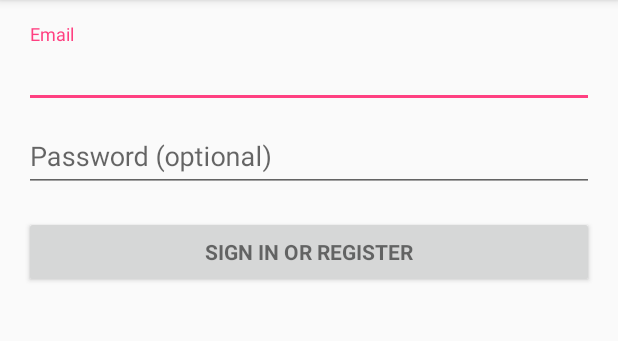
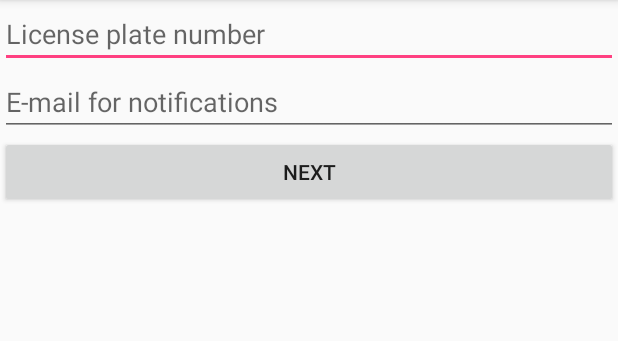
Before and after one commit to standy66/hackupc2017f, an Android app: the screen it shows after launch (MainActivity before the commit, InitialActivity after it), on a phone screen of 412 x 824 dp, the part 84-425 px from its top. Run offline under Robolectric (Android 15) with nearby library versions, the light colour scheme and no system bars.

Commit message:
Update android app

```diff
--- a/android/findmycar/app/build.gradle
+++ b/android/findmycar/app/build.gradle
@@ -26,5 +26,6 @@
     })
     compile 'com.android.support:appcompat-v7:26.+'
     compile 'com.android.support:design:26.+'
+    compile 'com.google.android.gms:play-services-maps:11.0.4'
     testCompile 'junit:junit:4.12'
 }
--- /dev/null
+++ b/android/findmycar/app/src/main/java/me/standy/findmycar/findmycar/InitialActivity.java
@@ -0,0 +1,50 @@
+package me.standy.findmycar.findmycar;
+
+import android.content.Intent;
+import android.os.Bundle;
+import android.support.v7.app.AppCompatActivity;
+import android.text.InputFilter;
+import android.util.Log;
+import android.view.View;
+import android.widget.Button;
+import android.widget.EditText;
+
+import java.util.logging.Logger;
+
+/**
+ * Created by astepanov on 14/10/2017.
+ */
+
+public class InitialActivity extends AppCompatActivity {
+    @Override
+    protected void onCreate(Bundle savedInstanceState) {
+        super.onCreate(savedInstanceState);
+        setContentView(R.layout.activity_initial);
+        Button nextButton = (Button) findViewById(R.id.next_button);
+        final EditText emailField = (EditText) findViewById(R.id.user_email);
+        final EditText licensePlateNumber = (EditText) findViewById(R.id.license_plate_number);
+
+        licensePlateNumber.setFilters(new InputFilter[] {new InputFilter.AllCaps()});
+
+        nextButton.setOnClickListener(new View.OnClickListener() {
+            @Override
+            public void onClick(View v) {
+                if (licensePlateNumber.getText().toString().trim().equals("")) {
+                    licensePlateNumber.setError("This field is required");
+                    return;
+                }
+
+                if (emailField.getText().toString().trim().equals("")) {
+                    emailField.setError("This field is required");
+                    return;
+                }
+
+                String email = licensePlateNumber.getText().toString();
+                String licencePlate = licensePlateNumber.getText().toString();
+
+                Intent intent = new Intent(InitialActivity.this, MapsActivity.class);
+                startActivity(intent);
+            }
+        });
+    }
+}
--- a/android/findmycar/app/src/main/java/me/standy/findmycar/findmycar/MainActivity.java
+++ /dev/null
@@ -1,349 +0,0 @@
-package me.standy.findmycar.findmycar;
-
-import android.animation.Animator;
-import android.animation.AnimatorListenerAdapter;
-import android.annotation.TargetApi;
-import android.content.pm.PackageManager;
-import android.support.annotation.NonNull;
-import android.support.design.widget.Snackbar;
-import android.support.v7.app.AppCompatActivity;
-import android.app.LoaderManager.LoaderCallbacks;
-
-import android.content.CursorLoader;
-import android.content.Loader;
-import android.database.Cursor;
-import android.net.Uri;
-import android.os.AsyncTask;
-
-import android.os.Build;
-import android.os.Bundle;
-import android.provider.ContactsContract;
-import android.text.TextUtils;
-import android.view.KeyEvent;
-import android.view.View;
-import android.view.View.OnClickListener;
-import android.view.inputmethod.EditorInfo;
-import android.widget.ArrayAdapter;
-import android.widget.AutoCompleteTextView;
-import android.widget.Button;
-import android.widget.EditText;
-import android.widget.TextView;
-
-import java.util.ArrayList;
-import java.util.List;
-
-import static android.Manifest.permission.READ_CONTACTS;
-
-/**
- * A login screen that offers login via email/password.
- */
-public class MainActivity extends AppCompatActivity implements LoaderCallbacks<Cursor> {
-
-    /**
-     * Id to identity READ_CONTACTS permission request.
-     */
-    private static final int REQUEST_READ_CONTACTS = 0;
-
-    /**
-     * A dummy authentication store containing known user names and passwords.
-     * TODO: remove after connecting to a real authentication system.
-     */
-    private static final String[] DUMMY_CREDENTIALS = new String[]{
-            "foo@example.com:hello", "bar@example.com:world"
-    };
-    /**
-     * Keep track of the login task to ensure we can cancel it if requested.
-     */
-    private UserLoginTask mAuthTask = null;
-
-    // UI references.
-    private AutoCompleteTextView mEmailView;
-    private EditText mPasswordView;
-    private View mProgressView;
-    private View mLoginFormView;
-
-    @Override
-    protected void onCreate(Bundle savedInstanceState) {
-        super.onCreate(savedInstanceState);
-        setContentView(R.layout.activity_main);
-        // Set up the login form.
-        mEmailView = (AutoCompleteTextView) findViewById(R.id.email);
-        populateAutoComplete();
-
-        mPasswordView = (EditText) findViewById(R.id.password);
-        mPasswordView.setOnEditorActionListener(new TextView.OnEditorActionListener() {
-            @Override
-            public boolean onEditorAction(TextView textView, int id, KeyEvent keyEvent) {
-                if (id == R.id.login || id == EditorInfo.IME_NULL) {
-                    attemptLogin();
-                    return true;
-                }
-                return false;
-            }
-        });
-
-        Button mEmailSignInButton = (Button) findViewById(R.id.email_sign_in_button);
-        mEmailSignInButton.setOnClickListener(new OnClickListener() {
-            @Override
-            public void onClick(View view) {
-                attemptLogin();
-            }
-        });
-
-        mLoginFormView = findViewById(R.id.login_form);
-        mProgressView = findViewById(R.id.login_progress);
-    }
-
-    private void populateAutoComplete() {
-        if (!mayRequestContacts()) {
-            return;
-        }
-
-        getLoaderManager().initLoader(0, null, this);
-    }
-
-    private boolean mayRequestContacts() {
-        if (Build.VERSION.SDK_INT < Build.VERSION_CODES.M) {
-            return true;
-        }
-        if (checkSelfPermission(READ_CONTACTS) == PackageManager.PERMISSION_GRANTED) {
-            return true;
-        }
-        if (shouldShowRequestPermissionRationale(READ_CONTACTS)) {
-            Snackbar.make(mEmailView, R.string.permission_rationale, Snackbar.LENGTH_INDEFINITE)
-                    .setAction(android.R.string.ok, new View.OnClickListener() {
-                        @Override
-                        @TargetApi(Build.VERSION_CODES.M)
-                        public void onClick(View v) {
-                            requestPermissions(new String[]{READ_CONTACTS}, REQUEST_READ_CONTACTS);
-                        }
-                    });
-        } else {
-            requestPermissions(new String[]{READ_CONTACTS}, REQUEST_READ_CONTACTS);
-        }
-        return false;
-    }
-
-    /**
-     * Callback received when a permissions request has been completed.
-     */
-    @Override
-    public void onRequestPermissionsResult(int requestCode, @NonNull String[] permissions,
-                                           @NonNull int[] grantResults) {
-        if (requestCode == REQUEST_READ_CONTACTS) {
-            if (grantResults.length == 1 && grantResults[0] == PackageManager.PERMISSION_GRANTED) {
-                populateAutoComplete();
-            }
-        }
-    }
-
-
-    /**
-     * Attempts to sign in or register the account specified by the login form.
-     * If there are form errors (invalid email, missing fields, etc.), the
-     * errors are presented and no actual login attempt is made.
-     */
-    private void attemptLogin() {
-        if (mAuthTask != null) {
-            return;
-        }
-
-        // Reset errors.
-        mEmailView.setError(null);
-        mPasswordView.setError(null);
-
-        // Store values at the time of the login attempt.
-        String email = mEmailView.getText().toString();
-        String password = mPasswordView.getText().toString();
-
-        boolean cancel = false;
-        View focusView = null;
-
-        // Check for a valid password, if the user entered one.
-        if (!TextUtils.isEmpty(password) && !isPasswordValid(password)) {
-            mPasswordView.setError(getString(R.string.error_invalid_password));
-            focusView = mPasswordView;
-            cancel = true;
-        }
-
-        // Check for a valid email address.
-        if (TextUtils.isEmpty(email)) {
-            mEmailView.setError(getString(R.string.error_field_required));
-            focusView = mEmailView;
-            cancel = true;
-        } else if (!isEmailValid(email)) {
-            mEmailView.setError(getString(R.string.error_invalid_email));
-            focusView = mEmailView;
-            cancel = true;
-        }
-
-        if (cancel) {
-            // There was an error; don't attempt login and focus the first
-            // form field with an error.
-            focusView.requestFocus();
-        } else {
-            // Show a progress spinner, and kick off a background task to
-            // perform the user login attempt.
-            showProgress(true);
-            mAuthTask = new UserLoginTask(email, password);
-            mAuthTask.execute((Void) null);
-        }
-    }
-
-    private boolean isEmailValid(String email) {
-        //TODO: Replace this with your own logic
-        return email.contains("@");
-    }
-
-    private boolean isPasswordValid(String password) {
-        //TODO: Replace this with your own logic
-        return password.length() > 4;
-    }
-
-    /**
-     * Shows the progress UI and hides the login form.
-     */
-    @TargetApi(Build.VERSION_CODES.HONEYCOMB_MR2)
-    private void showProgress(final boolean show) {
-        // On Honeycomb MR2 we have the ViewPropertyAnimator APIs, which allow
-        // for very easy animations. If available, use these APIs to fade-in
-        // the progress spinner.
-        if (Build.VERSION.SDK_INT >= Build.VERSION_CODES.HONEYCOMB_MR2) {
-            int shortAnimTime = getResources().getInteger(android.R.integer.config_shortAnimTime);
-
-            mLoginFormView.setVisibility(show ? View.GONE : View.VISIBLE);
-            mLoginFormView.animate().setDuration(shortAnimTime).alpha(
-                    show ? 0 : 1).setListener(new AnimatorListenerAdapter() {
-                @Override
-                public void onAnimationEnd(Animator animation) {
-                    mLoginFormView.setVisibility(show ? View.GONE : View.VISIBLE);
-                }
-            });
-
-            mProgressView.setVisibility(show ? View.VISIBLE : View.GONE);
-            mProgressView.animate().setDuration(shortAnimTime).alpha(
-                    show ? 1 : 0).setListener(new AnimatorListenerAdapter() {
-                @Override
-                public void onAnimationEnd(Animator animation) {
-                    mProgressView.setVisibility(show ? View.VISIBLE : View.GONE);
-                }
-            });
-        } else {
-            // The ViewPropertyAnimator APIs are not available, so simply show
-            // and hide the relevant UI components.
-            mProgressView.setVisibility(show ? View.VISIBLE : View.GONE);
-            mLoginFormView.setVisibility(show ? View.GONE : View.VISIBLE);
-        }
-    }
-
-    @Override
-    public Loader<Cursor> onCreateLoader(int i, Bundle bundle) {
-        return new CursorLoader(this,
-                // Retrieve data rows for the device user's 'profile' contact.
-                Uri.withAppendedPath(ContactsContract.Profile.CONTENT_URI,
-                        ContactsContract.Contacts.Data.CONTENT_DIRECTORY), ProfileQuery.PROJECTION,
-
-                // Select only email addresses.
-                ContactsContract.Contacts.Data.MIMETYPE +
-                        " = ?", new String[]{ContactsContract.CommonDataKinds.Email
-                .CONTENT_ITEM_TYPE},
-
-                // Show primary email addresses first. Note that there won't be
-                // a primary email address if the user hasn't specified one.
-                ContactsContract.Contacts.Data.IS_PRIMARY + " DESC");
-    }
-
-    @Override
-    public void onLoadFinished(Loader<Cursor> cursorLoader, Cursor cursor) {
-        List<String> emails = new ArrayList<>();
-        cursor.moveToFirst();
-        while (!cursor.isAfterLast()) {
-            emails.add(cursor.getString(ProfileQuery.ADDRESS));
-            cursor.moveToNext();
-        }
-
-        addEmailsToAutoComplete(emails);
-    }
-
-    @Override
-    public void onLoaderReset(Loader<Cursor> cursorLoader) {
-
-    }
-
-    private void addEmailsToAutoComplete(List<String> emailAddressCollection) {
-        //Create adapter to tell the AutoCompleteTextView what to show in its dropdown list.
-        ArrayAdapter<String> adapter =
-                new ArrayAdapter<>(MainActivity.this,
-                        android.R.layout.simple_dropdown_item_1line, emailAddressCollection);
-
-        mEmailView.setAdapter(adapter);
-    }
-
-
-    private interface ProfileQuery {
-        String[] PROJECTION = {
-                ContactsContract.CommonDataKinds.Email.ADDRESS,
-                ContactsContract.CommonDataKinds.Email.IS_PRIMARY,
-        };
-
-        int ADDRESS = 0;
-        int IS_PRIMARY = 1;
-    }
-
-    /**
-     * Represents an asynchronous login/registration task used to authenticate
-     * the user.
-     */
-    public class UserLoginTask extends AsyncTask<Void, Void, Boolean> {
-
-        private final String mEmail;
-        private final String mPassword;
-
-        UserLoginTask(String email, String password) {
-            mEmail = email;
-            mPassword = password;
-        }
-
-        @Override
-        protected Boolean doInBackground(Void... params) {
-            // TODO: attempt authentication against a network service.
-
-            try {
-                // Simulate network access.
-                Thread.sleep(2000);
-            } catch (InterruptedException e) {
-                return false;
-            }
-
-            for (String credential : DUMMY_CREDENTIALS) {
-                String[] pieces = credential.split(":");
-                if (pieces[0].equals(mEmail)) {
-                    // Account exists, return true if the password matches.
-                    return pieces[1].equals(mPassword);
-                }
-            }
-
-            // TODO: register the new account here.
-            return true;
-        }
-
-        @Override
-        protected void onPostExecute(final Boolean success) {
-            mAuthTask = null;
-            showProgress(false);
-
-            if (success) {
-                finish();
-            } else {
-                mPasswordView.setError(getString(R.string.error_incorrect_password));
-                mPasswordView.requestFocus();
-            }
-        }
-
-        @Override
-        protected void onCancelled() {
-            mAuthTask = null;
-            showProgress(false);
-        }
-    }
-}
--- /dev/null
+++ b/android/findmycar/app/src/main/res/layout/activity_initial.xml
@@ -0,0 +1,28 @@
+<?xml version="1.0" encoding="utf-8"?>
+<LinearLayout xmlns:android="http://schemas.android.com/apk/res/android"
+    android:layout_width="match_parent"
+    android:layout_height="match_parent"
+    android:orientation="vertical">
+
+    <EditText
+        android:id="@+id/license_plate_number"
+        android:layout_width="match_parent"
+        android:layout_height="wrap_content"
+        android:ems="10"
+        android:inputType="textPersonName"
+        android:hint="License plate number" />
+
+    <EditText
+        android:id="@+id/user_email"
+        android:layout_width="match_parent"
+        android:layout_height="wrap_content"
+        android:ems="10"
+        android:inputType="textEmailAddress"
+        android:hint="E-mail for notifications"/>
+
+    <Button
+        android:id="@+id/next_button"
+        android:layout_width="match_parent"
+        android:layout_height="wrap_content"
+        android:text="Next" />
+</LinearLayout>
--- a/android/findmycar/app/src/main/res/layout/activity_main.xml
+++ /dev/null
@@ -1,77 +0,0 @@
-<LinearLayout xmlns:android="http://schemas.android.com/apk/res/android"
-    xmlns:tools="http://schemas.android.com/tools"
-    android:layout_width="match_parent"
-    android:layout_height="match_parent"
-    android:gravity="center_horizontal"
-    android:orientation="vertical"
-    android:paddingBottom="@dimen/activity_vertical_margin"
-    android:paddingLeft="@dimen/activity_horizontal_margin"
-    android:paddingRight="@dimen/activity_horizontal_margin"
-    android:paddingTop="@dimen/activity_vertical_margin"
-    tools:context="me.standy.findmycar.findmycar.MainActivity">
-
-    <!-- Login progress -->
-    <ProgressBar
-        android:id="@+id/login_progress"
-        style="?android:attr/progressBarStyleLarge"
-        android:layout_width="wrap_content"
-        android:layout_height="wrap_content"
-        android:layout_marginBottom="8dp"
-        android:visibility="gone" />
-
-    <ScrollView
-        android:id="@+id/login_form"
-        android:layout_width="match_parent"
-        android:layout_height="match_parent">
-
-        <LinearLayout
-            android:id="@+id/email_login_form"
-            android:layout_width="match_parent"
-            android:layout_height="wrap_content"
-            android:orientation="vertical">
-
-            <android.support.design.widget.TextInputLayout
-                android:layout_width="match_parent"
-                android:layout_height="wrap_content">
-
-                <AutoCompleteTextView
-                    android:id="@+id/email"
-                    android:layout_width="match_parent"
-                    android:layout_height="wrap_content"
-                    android:hint="@string/prompt_email"
-                    android:inputType="textEmailAddress"
-                    android:maxLines="1"
-                    android:singleLine="true" />
-
-            </android.support.design.widget.TextInputLayout>
-
-            <android.support.design.widget.TextInputLayout
-                android:layout_width="match_parent"
-                android:layout_height="wrap_content">
-
-                <EditText
-                    android:id="@+id/password"
-                    android:layout_width="match_parent"
-                    android:layout_height="wrap_content"
-                    android:hint="@string/prompt_password"
-                    android:imeActionId="@+id/login"
-                    android:imeActionLabel="@string/action_sign_in_short"
-                    android:imeOptions="actionUnspecified"
-                    android:inputType="textPassword"
-                    android:maxLines="1"
-                    android:singleLine="true" />
-
-            </android.support.design.widget.TextInputLayout>
-
-            <Button
-                android:id="@+id/email_sign_in_button"
-                style="?android:textAppearanceSmall"
-                android:layout_width="match_parent"
-                android:layout_height="wrap_content"
-                android:layout_marginTop="16dp"
-                android:text="@string/action_sign_in"
-                android:textStyle="bold" />
-
-        </LinearLayout>
-    </ScrollView>
-</LinearLayout>
--- a/android/findmycar/app/src/main/res/values/strings.xml
+++ b/android/findmycar/app/src/main/res/values/strings.xml
@@ -13,4 +13,5 @@
     <string name="permission_rationale">"Contacts permissions are needed for providing email
         completions."
     </string>
+    <string name="title_activity_maps">Map</string>
 </resources>
--- a/android/findmycar/gradle.properties
+++ b/android/findmycar/gradle.properties
@@ -15,3 +15,5 @@
 # This option should only be used with decoupled projects. More details, visit
 # http://www.gradle.org/docs/current/userguide/multi_project_builds.html#sec:decoupled_projects
 # org.gradle.parallel=true
+
+GOOGLE_MAPS_API_KEY=AIzaSyCsyxjusnbzW8bemzPg6oTFXLBrBRnFe-8
```
Also changed, not shown: android/findmycar/app/src/debug/res/values/google_maps_api.xml (added, +26 -0 lines), android/findmycar/app/src/main/AndroidManifest.xml (+27 -1 lines), android/findmycar/app/src/main/java/me/standy/findmycar/findmycar/MapsActivity.java (added, +46 -0 lines), android/findmycar/app/src/main/res/layout/activity_maps.xml (added, +16 -0 lines), 1 other file.
